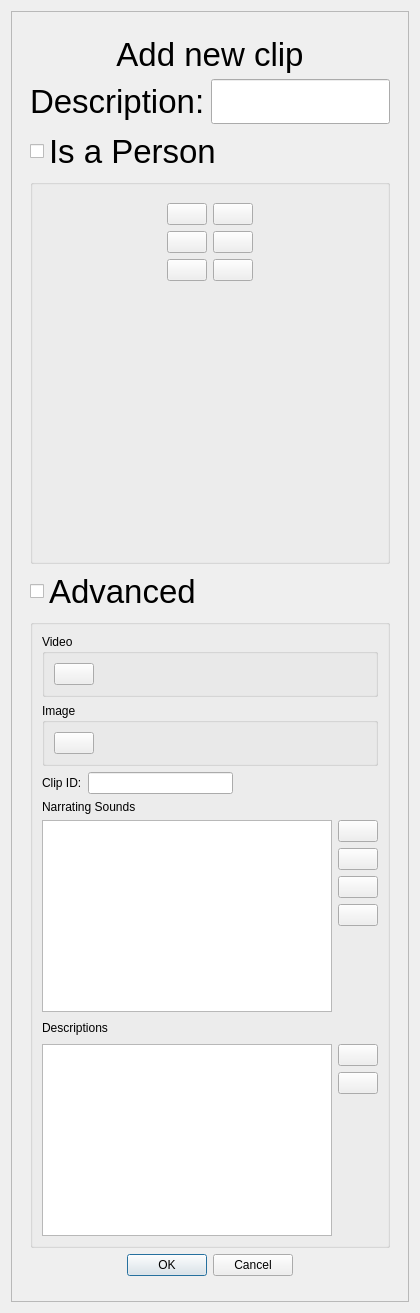
tdauth/gustavsfairyland, file ui/clipeditor.ui: the form before one commit.
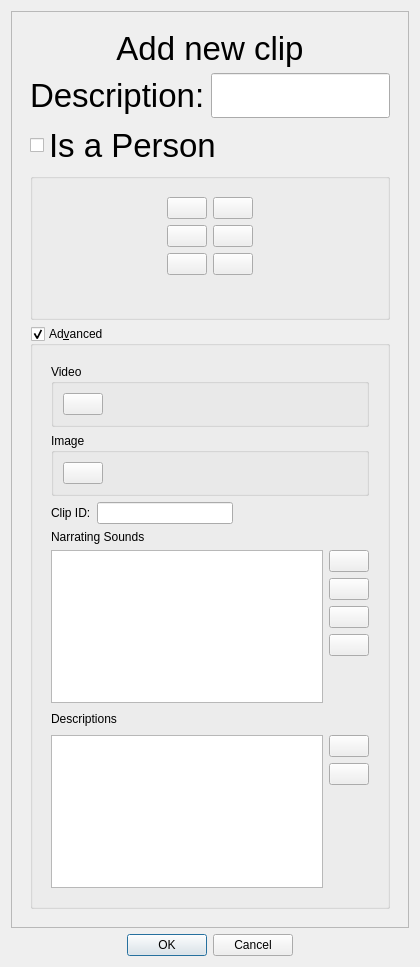
The form after the commit. Icons and pictures are not drawn.

Commit message: Use a checkable group box for the clip editor

Patch:
```diff
--- a/ui/clipeditor.ui
+++ b/ui/clipeditor.ui
@@ -7,7 +7,7 @@
     <x>0</x>
     <y>0</y>
     <width>420</width>
-    <height>1313</height>
+    <height>967</height>
    </rect>
   </property>
   <property name="windowTitle">
@@ -23,9 +23,9 @@
       <property name="geometry">
        <rect>
         <x>0</x>
-        <y>0</y>
-        <width>383</width>
-        <height>1356</height>
+        <y>-422</y>
+        <width>387</width>
+        <height>1368</height>
        </rect>
       </property>
       <layout class="QGridLayout" name="gridLayout_2">
@@ -336,6 +336,12 @@
                </property>
                <property name="minimumSize">
                 <size>
+                 <width>0</width>
+                 <height>0</height>
+                </size>
+               </property>
+               <property name="maximumSize">
+                <size>
                  <width>256</width>
                  <height>256</height>
                 </size>
@@ -356,25 +362,19 @@
             </layout>
            </widget>
           </item>
-          <item>
-           <widget class="QCheckBox" name="checkBox">
-            <property name="font">
-             <font>
-              <pointsize>25</pointsize>
-             </font>
-            </property>
-            <property name="text">
-             <string>Advanced</string>
-            </property>
-           </widget>
-          </item>
           <item>
            <widget class="QGroupBox" name="advancedGroupBox">
             <property name="title">
-             <string/>
+             <string>Ad&amp;vanced</string>
+            </property>
+            <property name="checkable">
+             <bool>true</bool>
             </property>
             <layout class="QVBoxLayout" name="verticalLayout_5">
              <item>
+              <widget class="QWidget" name="advancedWidget" native="true">
+               <layout class="QVBoxLayout" name="verticalLayout_9">
+                <item>
               <widget class="QGroupBox" name="groupBox">
                <property name="title">
                 <string>Video</string>
@@ -712,18 +712,24 @@
             </layout>
            </widget>
           </item>
-          <item alignment="Qt::AlignHCenter|Qt::AlignVCenter">
+            </layout>
+           </widget>
+          </item>
+         </layout>
+        </widget>
+       </item>
+      </layout>
+     </widget>
+    </widget>
+   </item>
+   <item row="1" column="0">
            <widget class="QDialogButtonBox" name="buttonBox">
             <property name="standardButtons">
              <set>QDialogButtonBox::Cancel|QDialogButtonBox::Ok</set>
             </property>
-           </widget>
-          </item>
-         </layout>
-        </widget>
-       </item>
-      </layout>
-     </widget>
+     <property name="centerButtons">
+      <bool>true</bool>
+     </property>
     </widget>
    </item>
   </layout>
```
Left out of the diff: 13 changed lines with no effect on the pictures. Lines whose indentation alone changed are shown as unchanged. The commit also changes 1 other file.
